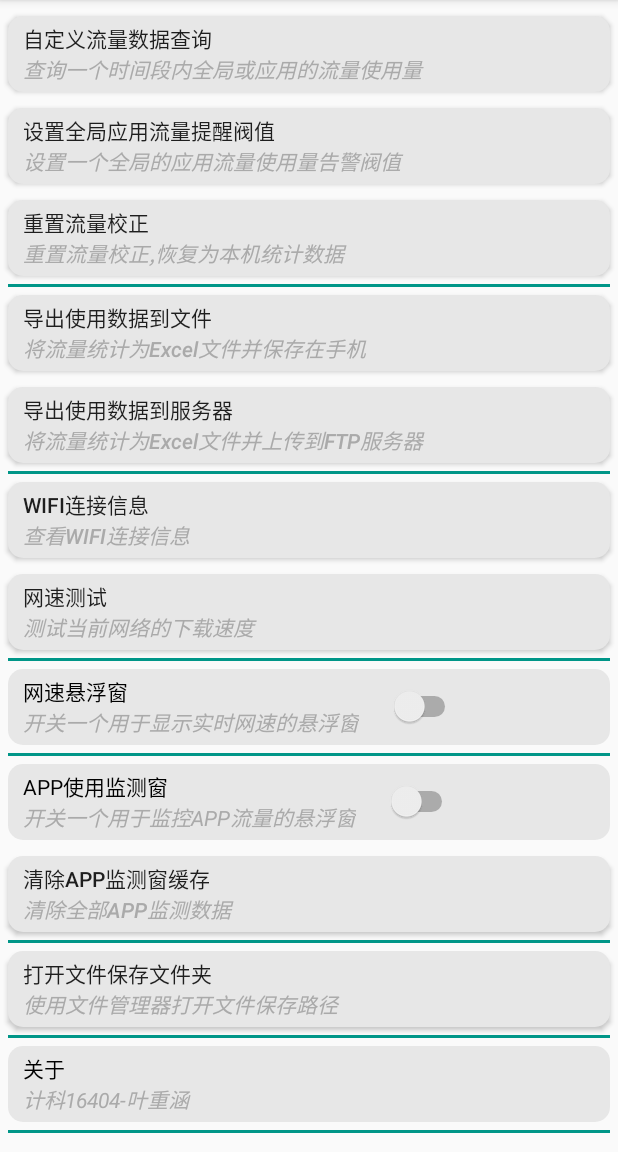
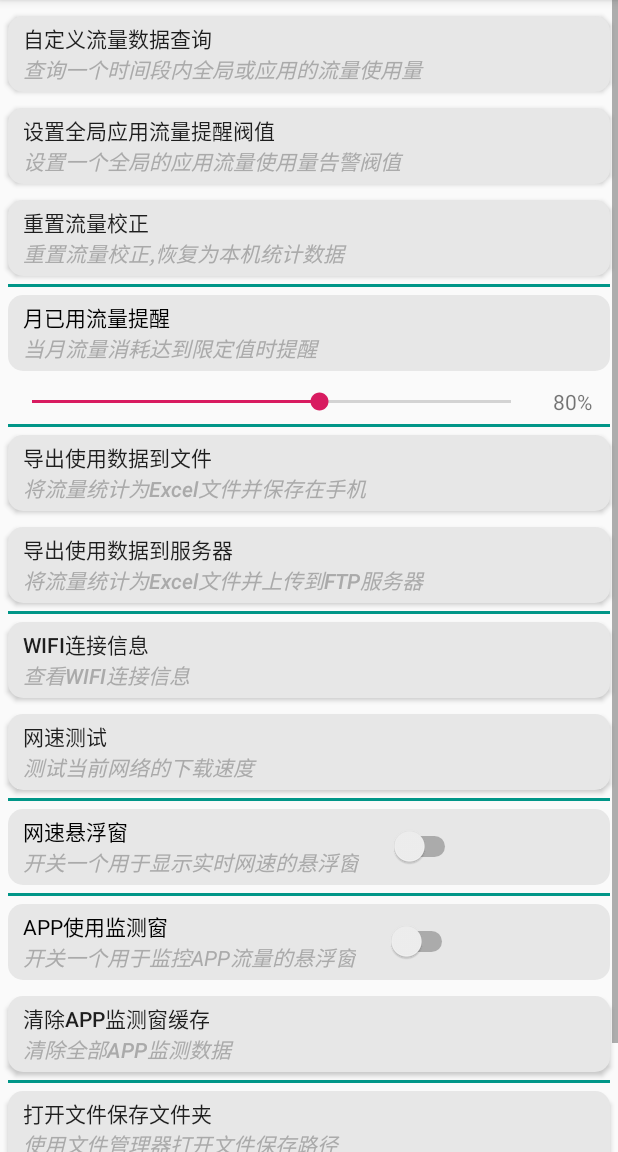
Before and after one commit to Yezh05/DataTrafficManager, an Android app: the fragment MyFragmentToolsPage shown on its own in the app's theme, on a phone screen of 412 x 824 dp, the part 84-1236 px from its top. Run offline under Robolectric (Android 15) with nearby library versions, the phone set to English and light mode, and no system bars; libraries missing offline, so code that uses them is left out: com.github.mikephil.charting, org.apache.poi.

Commit message:
20200515-2131

```diff
--- a/app/src/main/java/edu/yezh/datatrafficmanager/dao/sp/NetworkPlanDao.java
+++ b/app/src/main/java/edu/yezh/datatrafficmanager/dao/sp/NetworkPlanDao.java
@@ -12,7 +12,7 @@ public class NetworkPlanDao {
     final static String SP_NAME="TrafficManager";
     Context context;
     String subscriberID;
-    SharedPreferences.Editor editor ;
+    SharedPreferences.Editor editor;
     SharedPreferences sp;
     public NetworkPlanDao(Context context,String subscriberID) {
         this.context = context;
--- a/app/src/main/java/edu/yezh/datatrafficmanager/ui/MyFragmentMobilePage.java
+++ b/app/src/main/java/edu/yezh/datatrafficmanager/ui/MyFragmentMobilePage.java
@@ -114,7 +114,7 @@ public class MyFragmentMobilePage extends Fragment {
         }
         final List<SimInfo> simInfoList = simTools.getSubscriptionInfoList(context.getApplicationContext());
         System.out.println(simInfoList.size());
-        System.out.println("simInfoList:"+simInfoList);
+        //System.out.println("simInfoList:"+simInfoList);
         showRealTimeNetSpeed(view);
 
         final Button button_SIM1 = view.findViewById(R.id.Button_SIM1);
@@ -209,7 +209,6 @@ public class MyFragmentMobilePage extends Fragment {
                 System.out.println("数据错误"+e.toString());
             }
 
-
             OutputTrafficData readableDataStartDayToToday = bytesFormatter.getPrintSizeByModel(realTotalBytesStartDayToToday);
             TextView TextViewData4GStartDayToToday = view.findViewById(R.id.TextViewData4GStartDayToToday);
             TextViewData4GStartDayToToday.setText(readableDataStartDayToToday.getValueWithTwoDecimalPoint() + readableDataStartDayToToday.getType());
@@ -255,6 +254,14 @@ public class MyFragmentMobilePage extends Fragment {
                             + "剩余 " + restTrafficDataAmount.getValueWithNoDecimalPoint() + restTrafficDataAmount.getType() + "   "
                             + "总量 " + dataPlan.getValueWithNoDecimalPoint() + dataPlan.getType()
                     , TextDataUseStatus,true,1000);
+
+            int monthWarningFlag = sp.getInt("monthWarningFlag",80);
+            System.out.println("月流量限额百分比:"+monthWarningFlag);
+            if(PercentDataUseStatus>=monthWarningFlag){
+                NotificationTools.setNotification(context,"流量告警","流量使用已超过"+monthWarningFlag+"%\n" +
+                                "剩余 " + restTrafficDataAmount.getValueWithNoDecimalPoint() + restTrafficDataAmount.getType()
+                        ,false,5000);
+            }
 
             DesktopWidget.updateAppWidget(context,"今日" + todayUsage.getValueWithNoDecimalPoint() + todayUsage.getType() + " "
                     + "剩余" + restTrafficDataAmount.getValueWithNoDecimalPoint() + restTrafficDataAmount.getType() + " "
--- a/app/src/main/java/edu/yezh/datatrafficmanager/ui/MyFragmentToolsPage.java
+++ b/app/src/main/java/edu/yezh/datatrafficmanager/ui/MyFragmentToolsPage.java
@@ -3,46 +3,30 @@ package edu.yezh.datatrafficmanager.ui;
 import android.Manifest;
 import android.app.AlertDialog;
 import android.app.ProgressDialog;
-import android.content.ComponentName;
 import android.content.Context;
 import android.content.DialogInterface;
 import android.content.Intent;
 import android.content.SharedPreferences;
 import android.content.pm.PackageManager;
-import android.graphics.Color;
 import android.net.ConnectivityManager;
-import android.net.NetworkInfo;
 import android.net.Uri;
 import android.os.Build;
 import android.os.Bundle;
 import android.os.Handler;
 import android.os.Looper;
 import android.os.StrictMode;
-import android.provider.DocumentsContract;
 import android.provider.Settings;
 import android.text.Html;
 import android.util.Log;
 import android.view.LayoutInflater;
 import android.view.View;
 import android.view.ViewGroup;
-import android.widget.Button;
-import android.widget.CompoundButton;
-import android.widget.EditText;
-import android.widget.Spinner;
-import android.widget.Switch;
-import android.widget.TextView;
-import android.widget.Toast;
+import android.widget.*;
 
 import androidx.core.app.ActivityCompat;
 import androidx.core.content.ContextCompat;
 import androidx.fragment.app.Fragment;
 
-import com.github.mikephil.charting.charts.LineChart;
-import com.github.mikephil.charting.components.XAxis;
-import com.github.mikephil.charting.data.Entry;
-import com.github.mikephil.charting.data.LineData;
-import com.github.mikephil.charting.data.LineDataSet;
-import com.github.mikephil.charting.interfaces.datasets.ILineDataSet;
 import com.google.android.material.snackbar.Snackbar;
 
 import org.apache.poi.hssf.usermodel.HSSFWorkbook;
@@ -74,6 +58,8 @@ import edu.yezh.datatrafficmanager.tools.PoiTools;
 import edu.yezh.datatrafficmanager.tools.SimTools;
 import edu.yezh.datatrafficmanager.tools.floatWindowTools.FloatingWindowAppMonitorService;
 import edu.yezh.datatrafficmanager.tools.floatWindowTools.FloatingWindowNetWorkSpeedService;
+
+import static android.content.Context.MODE_PRIVATE;
 
 
 public class MyFragmentToolsPage extends Fragment {
@@ -297,10 +283,34 @@ public class MyFragmentToolsPage extends Fragment {
                 }
             }
         });*/
+        TextView TextViewSetMonthWarningFlagNumber = view.findViewById(R.id.TextViewSetMonthWarningFlagNumber);
+        TextView TextViewSetMonthWarningFlagInfo =view.findViewById(R.id.TextViewSetMonthWarningFlagInfo);
+        TextViewSetMonthWarningFlagInfo.setText(Html.fromHtml("月已用流量提醒<br/><i><font color='#AAAAAA'>当月流量消耗达到限定值时提醒</i>"));
+        SharedPreferences sp = getActivity().getSharedPreferences("TrafficManager", MODE_PRIVATE);
+        int monthWarningFlag = sp.getInt("monthWarningFlag",80);
+        TextViewSetMonthWarningFlagNumber.setText(monthWarningFlag+"%");
+        SeekBar SeekBarSetMonthWarningFlag =view.findViewById(R.id.SeekBarSetMonthWarningFlag);
+        SeekBarSetMonthWarningFlag.setProgress(monthWarningFlag);
+        SeekBarSetMonthWarningFlag.setOnSeekBarChangeListener(new SeekBar.OnSeekBarChangeListener() {
+            @Override
+            public void onProgressChanged(SeekBar seekBar, int progress, boolean fromUser) {
+                TextViewSetMonthWarningFlagNumber.setText(progress+"%");
+                SharedPreferences.Editor editor=context.getSharedPreferences("TrafficManager", Context.MODE_PRIVATE).edit();
+                editor.putInt("monthWarningFlag",progress).apply();
+            }
 
+            @Override
+            public void onStartTrackingTouch(SeekBar seekBar) {
 
+            }
 
-     TextView TextViewAbout =   view.findViewById(R.id.TextViewAbout);
+            @Override
+            public void onStopTrackingTouch(SeekBar seekBar) {
+
+            }
+        });
+
+        TextView TextViewAbout =   view.findViewById(R.id.TextViewAbout);
         TextViewAbout.setText(Html.fromHtml("关于<br/><i><font color='#AAAAAA'>计科16404-叶重涵</i>"));
         return view;
     }
--- a/app/src/main/res/layout/fragment_tools_page.xml
+++ b/app/src/main/res/layout/fragment_tools_page.xml
@@ -42,6 +42,42 @@
             android:layout_margin="5dp"
             android:gravity="left"
             android:text="重置流量校正" />
+        <View
+                android:layout_width="match_parent"
+                android:layout_height="2dp"
+                android:layout_marginLeft="5dp"
+                android:layout_marginRight="5dp"
+                android:background="#009688" />
+        <TextView
+                android:id="@+id/TextViewSetMonthWarningFlagInfo"
+                android:layout_width="match_parent"
+                android:layout_height="wrap_content"
+                android:layout_margin="5dp"
+                android:background="@drawable/btn_shape2"
+                android:text="月已用流量提醒"
+                android:textColor="#000000"/>
+        <LinearLayout
+                android:layout_width="match_parent"
+                android:layout_height="wrap_content"
+                android:orientation="horizontal"
+                android:gravity="center_vertical"
+            android:layout_margin="5dp">
+            <SeekBar
+                    android:id="@+id/SeekBarSetMonthWarningFlag"
+                    android:layout_width="match_parent"
+                    android:layout_height="wrap_content"
+                    android:min="50"
+                    android:max="100"
+                    android:layout_weight="1"/>
+            <TextView
+                    android:id="@+id/TextViewSetMonthWarningFlagNumber"
+                    android:layout_width="50dp"
+                    android:layout_height="wrap_content"
+                    android:gravity="center"
+                    android:text="50%"
+            />
+        </LinearLayout>
+
 
         <View
             android:layout_width="match_parent"
```
Also changed, not shown: 1 other file.
